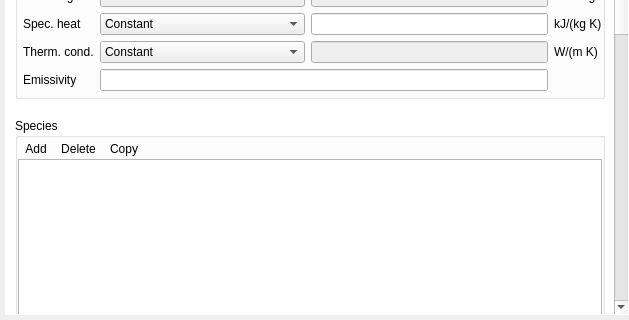
This is gui/uifiles/solids.ui in truongd8593/mfix as Qt 5 draws it before an edit; both pictures show x 0 to 629 and y 576 to 896 of the 629 by 896 pixel window. The edited form follows.
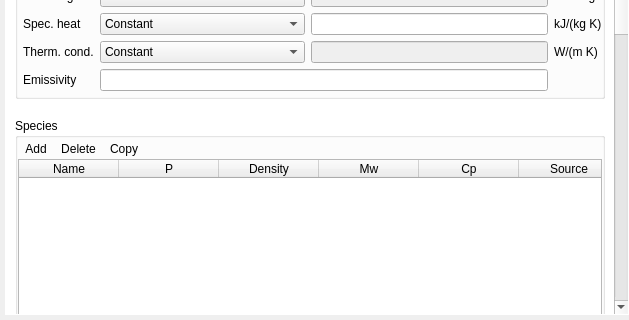
This is the edited form. The open tabs and pages were chosen to show the change. Custom widgets are drawn as their Qt base class.

Commit message: fix selection behavior (none) for solids baseline species table

Patch:
```diff
--- a/gui/uifiles/solids.ui
+++ b/gui/uifiles/solids.ui
@@ -328,7 +328,7 @@
            <property name="geometry">
             <rect>
              <x>0</x>
-             <y>0</y>
+             <y>-315</y>
              <width>606</width>
              <height>1141</height>
             </rect>
@@ -1049,7 +1049,7 @@
                   <enum>QAbstractItemView::SelectRows</enum>
                  </property>
                  <attribute name="horizontalHeaderVisible">
-                  <bool>false</bool>
+                  <bool>true</bool>
                  </attribute>
                  <attribute name="horizontalHeaderCascadingSectionResizes">
                   <bool>false</bool>
```
Left out of the diff: 20 changed lines with no effect on the pictures.
